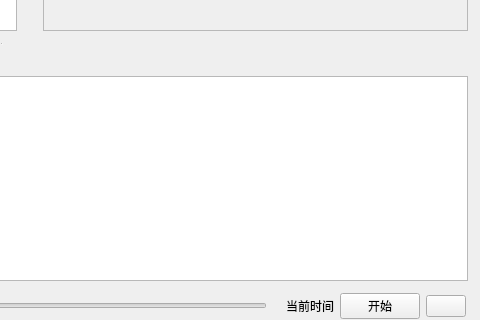
Above: MainWidget.ui from czyt1988/tmp_exchange before the change; both pictures show x 495 to 975 and y 228 to 548 of the 975 by 548 pixel window. Below: the same form after it.
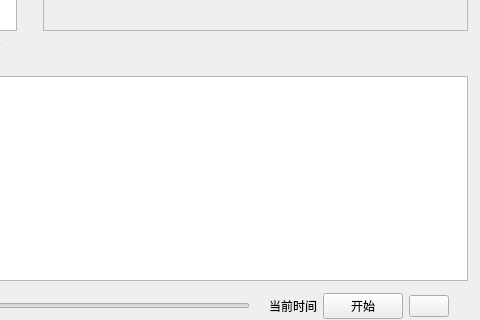
That is the form after the change. Icons and pictures are not drawn.

Diff of the .ui file:
```diff
--- a/MainWidget.ui
+++ b/MainWidget.ui
@@ -221,6 +221,36 @@
      </item>
      <item>
       <widget class="QLabel" name="labelspeed">
+       <property name="sizePolicy">
+        <sizepolicy hsizetype="Fixed" vsizetype="Fixed">
+         <horstretch>0</horstretch>
+         <verstretch>0</verstretch>
+        </sizepolicy>
+       </property>
+       <property name="minimumSize">
+        <size>
+         <width>24</width>
+         <height>24</height>
+        </size>
+       </property>
+       <property name="maximumSize">
+        <size>
+         <width>24</width>
+         <height>24</height>
+        </size>
+       </property>
+       <property name="sizeIncrement">
+        <size>
+         <width>0</width>
+         <height>0</height>
+        </size>
+       </property>
+       <property name="baseSize">
+        <size>
+         <width>24</width>
+         <height>24</height>
+        </size>
+       </property>
        <property name="text">
         <string/>
        </property>
```
Left out of the diff: 6 changed lines with no effect on the pictures.
